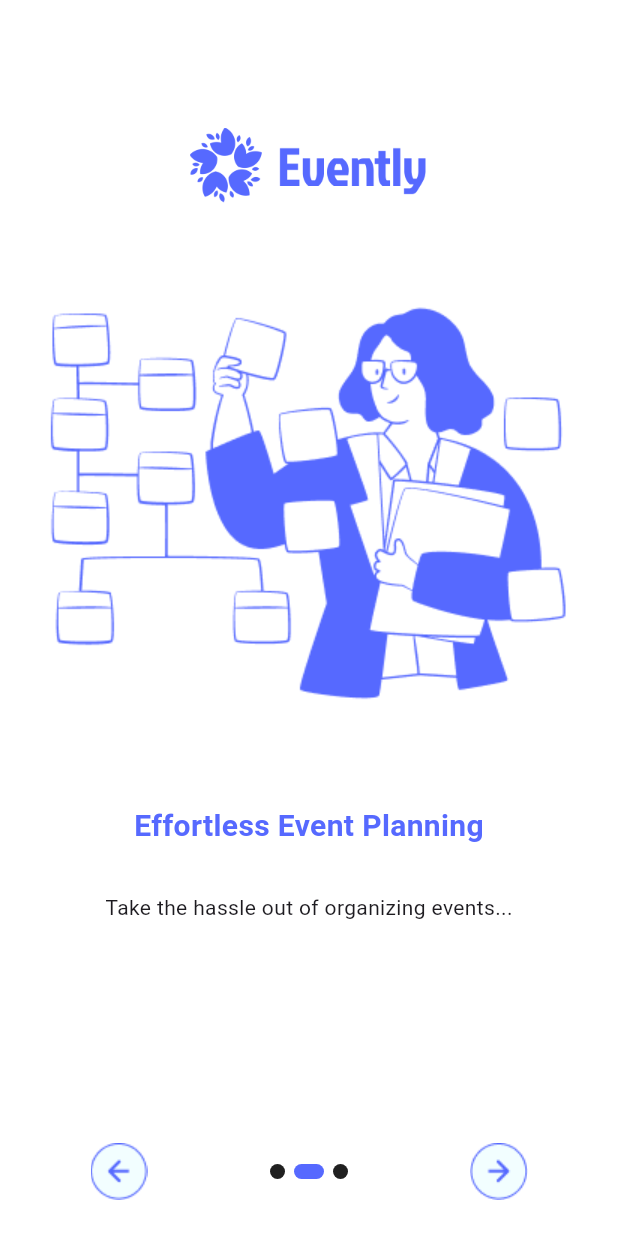
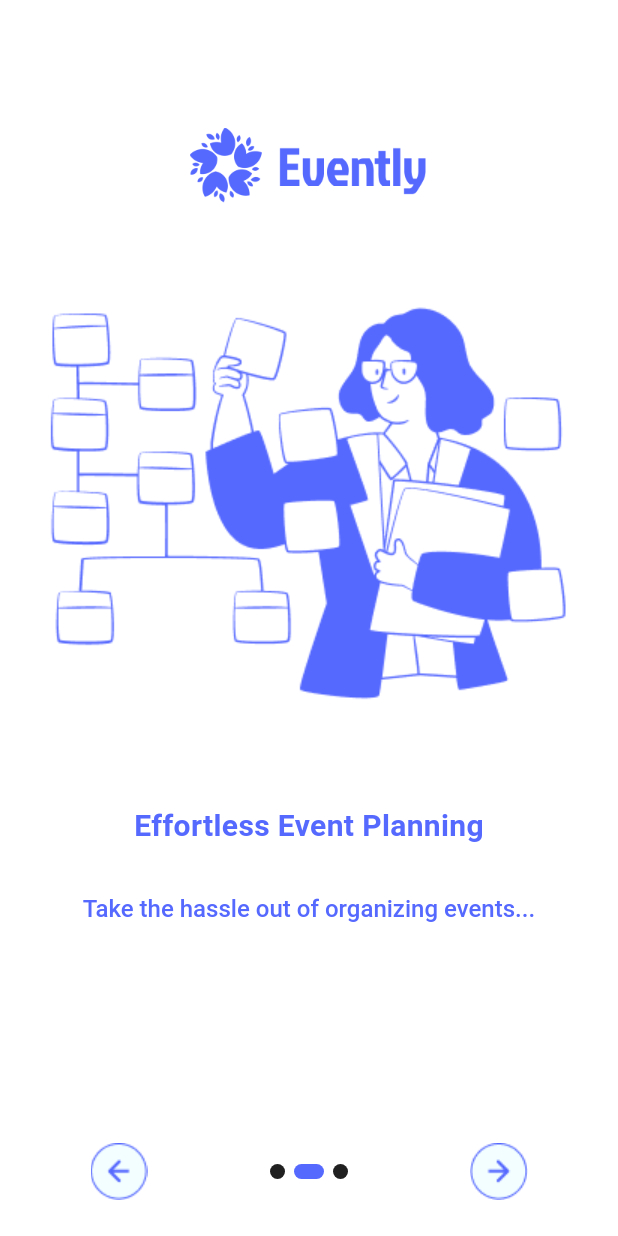
Before and after one commit to mariamhalim/evently, a Flutter app: the OnBoardingScreen screen opened by its route, swiped to page 2, on a phone screen of 412 x 824 dp. Run offline on Flutter 3.47's test engine with Material 3 defaults, Android fonts, the light colour scheme and no system bars; drawn by our look-alikes of introduction_screen; our stand-ins replace google_fonts, icons_plus, shared_preferences; accounts and stored records are empty; Roboto replaces fonts that are missing (Almarai).

Commit message:
+ Theming text

```diff
--- a/lib/on_boarding_screen/intro_page.dart
+++ b/lib/on_boarding_screen/intro_page.dart
@@ -1,4 +1,3 @@
-import 'package:day_night_switcher/day_night_switcher.dart';
 import 'package:evently/utils/app_assets.dart';
 import 'package:evently/utils/app_colors.dart';
 import 'package:evently/utils/app_routes.dart';
@@ -36,7 +35,6 @@ class IntroPage extends StatelessWidget {
               children: [
                 const SizedBox(height: 30),
 
-                /// صورة كبيرة (Artwork)
                 Image.asset(
                   AppAssets.OB4,
                   width: width * 0.7,
@@ -60,7 +58,7 @@ class IntroPage extends StatelessWidget {
                 /// Subtitle
                 Text(
                   AppLocalizations.of(context)!.personalizeSubtitle,
-                  style: AppStyles.MidBlack16,
+                  style: Theme.of(context).textTheme.headlineMedium,
                   textAlign: TextAlign.center,
                 ),
 
--- a/lib/on_boarding_screen/intro_screen.dart
+++ b/lib/on_boarding_screen/intro_screen.dart
@@ -1,8 +1,9 @@
+import 'package:evently/utils/app_assets.dart';
+import 'package:evently/utils/app_colors.dart' show AppColors;
 import 'package:evently/utils/app_styles.dart';
 import 'package:flutter/material.dart';
 import 'package:introduction_screen/introduction_screen.dart';
-import 'package:evently/utils/app_assets.dart';
-import 'package:evently/utils/app_colors.dart' show AppColors;
+
 import '../l10n/app_localizations.dart';
 import '../utils/app_routes.dart';
 
@@ -31,7 +32,10 @@ class OnBoardingScreen extends StatelessWidget {
                   const SizedBox(height: 30),
                   Text(
                     AppLocalizations.of(context)!.onBoardingBody1,
-                    style: Theme.of(context).textTheme.bodyMedium,
+                      style: Theme
+                          .of(context)
+                          .textTheme
+                          .headlineMedium
                   ),
                 ],
               ),
@@ -58,7 +62,10 @@ class OnBoardingScreen extends StatelessWidget {
                   const SizedBox(height: 30),
                   Text(
                     AppLocalizations.of(context)!.onBoardingBody2,
-                    style: Theme.of(context).textTheme.bodyMedium,
+                      style: Theme
+                          .of(context)
+                          .textTheme
+                          .headlineMedium
                   ),
                 ],
               ),
@@ -84,7 +91,10 @@ class OnBoardingScreen extends StatelessWidget {
                   const SizedBox(height: 30),
                   Text(
                     AppLocalizations.of(context)!.onBoardingBody3,
-                    style: Theme.of(context).textTheme.bodyMedium,
+                      style: Theme
+                          .of(context)
+                          .textTheme
+                          .headlineMedium
                   ),
                 ],
               ),
```
